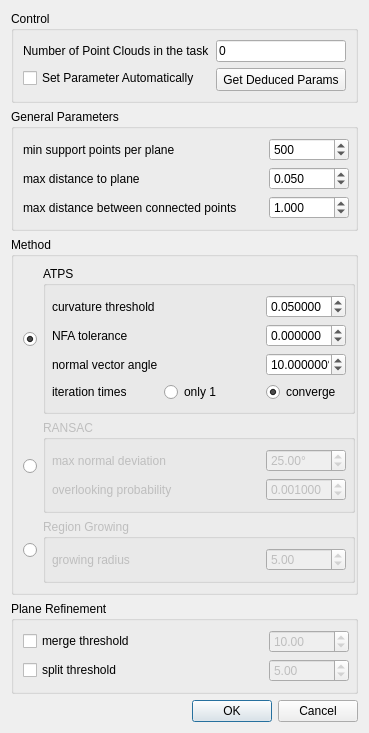
Old version of the form qCC/ui_templates/bdrPlaneSegDlg.ui in the repository StOriJimmy/CloudCompare.
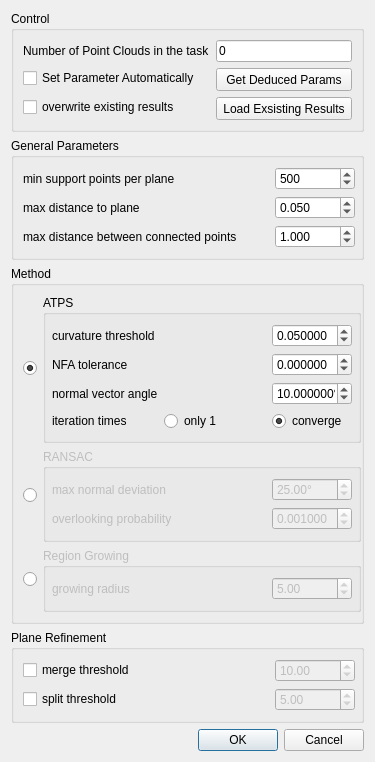
New version of the form.

Commit message: plane segmentation io

```diff
--- a/qCC/ui_templates/bdrPlaneSegDlg.ui
+++ b/qCC/ui_templates/bdrPlaneSegDlg.ui
@@ -6,8 +6,8 @@
    <rect>
     <x>0</x>
     <y>0</y>
-    <width>322</width>
-    <height>636</height>
+    <width>343</width>
+    <height>665</height>
    </rect>
   </property>
   <property name="windowTitle">
@@ -46,6 +46,12 @@
       </item>
       <item row="1" column="1">
        <widget class="QToolButton" name="autoParaToolButton">
+        <property name="sizePolicy">
+         <sizepolicy hsizetype="MinimumExpanding" vsizetype="Fixed">
+          <horstretch>0</horstretch>
+          <verstretch>0</verstretch>
+         </sizepolicy>
+        </property>
         <property name="minimumSize">
          <size>
           <width>0</width>
@@ -57,6 +63,35 @@
         </property>
        </widget>
       </item>
+      <item row="2" column="0">
+       <widget class="QCheckBox" name="overwriteCheckBox">
+        <property name="toolTip">
+         <string>uncheck to load saved files before execution</string>
+        </property>
+        <property name="text">
+         <string>overwrite existing results</string>
+        </property>
+       </widget>
+      </item>
+      <item row="2" column="1">
+       <widget class="QToolButton" name="loadResultsToolButton">
+        <property name="sizePolicy">
+         <sizepolicy hsizetype="MinimumExpanding" vsizetype="Fixed">
+          <horstretch>0</horstretch>
+          <verstretch>0</verstretch>
+         </sizepolicy>
+        </property>
+        <property name="minimumSize">
+         <size>
+          <width>0</width>
+          <height>23</height>
+         </size>
+        </property>
+        <property name="text">
+         <string>Load Exsisting Results</string>
+        </property>
+       </widget>
+      </item>
      </layout>
     </widget>
    </item>
```
The commit also changes 9 other files.
